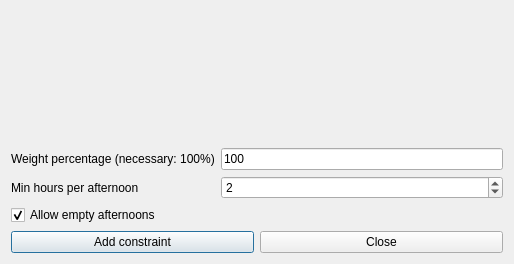
Above: fet/src/interface/addconstraintteachersminhoursperafternoonform_template.ui from vonmecheln/fet before the change. Below: the same form after it.
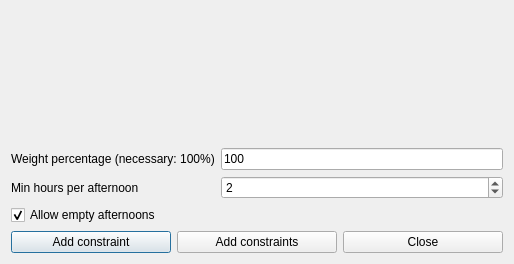
That is the form after the change.

```diff
--- a/fet/src/interface/addconstraintteachersminhoursperafternoonform_template.ui
+++ b/fet/src/interface/addconstraintteachersminhoursperafternoonform_template.ui
@@ -66,6 +66,13 @@
        </property>
       </widget>
      </item>
+     <item>
+      <widget class="QPushButton" name="addConstraintsPushButton">
+       <property name="text">
+        <string>Add constraints</string>
+       </property>
+      </widget>
+     </item>
      <item>
       <widget class="QPushButton" name="closePushButton">
        <property name="text">
```
